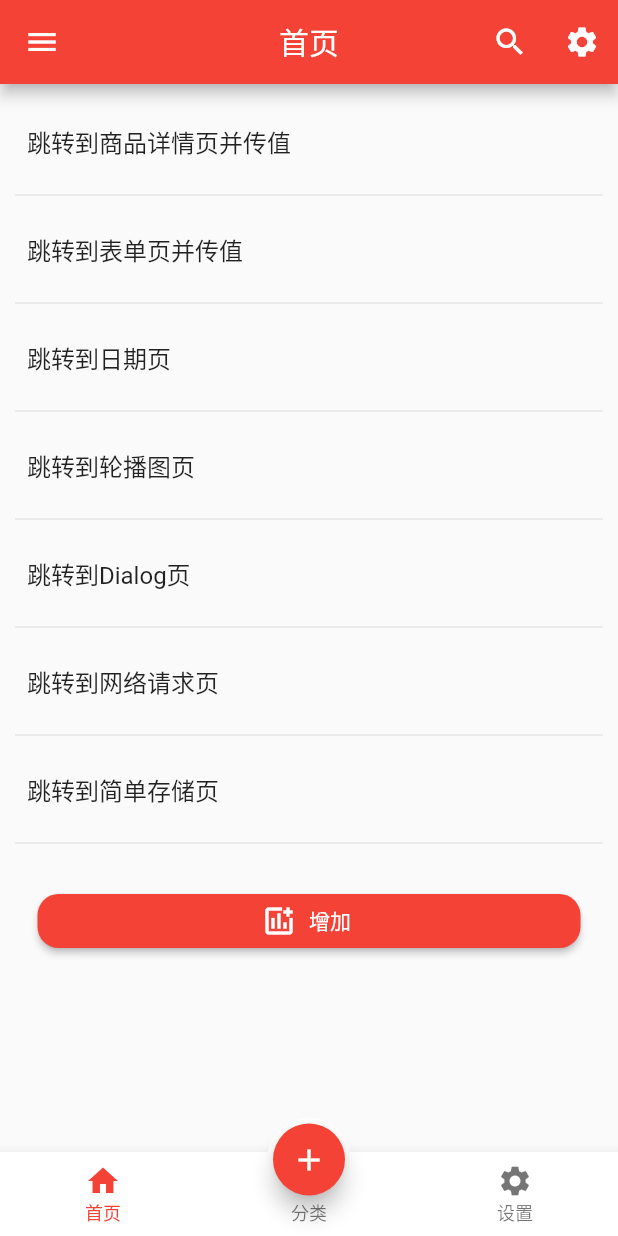
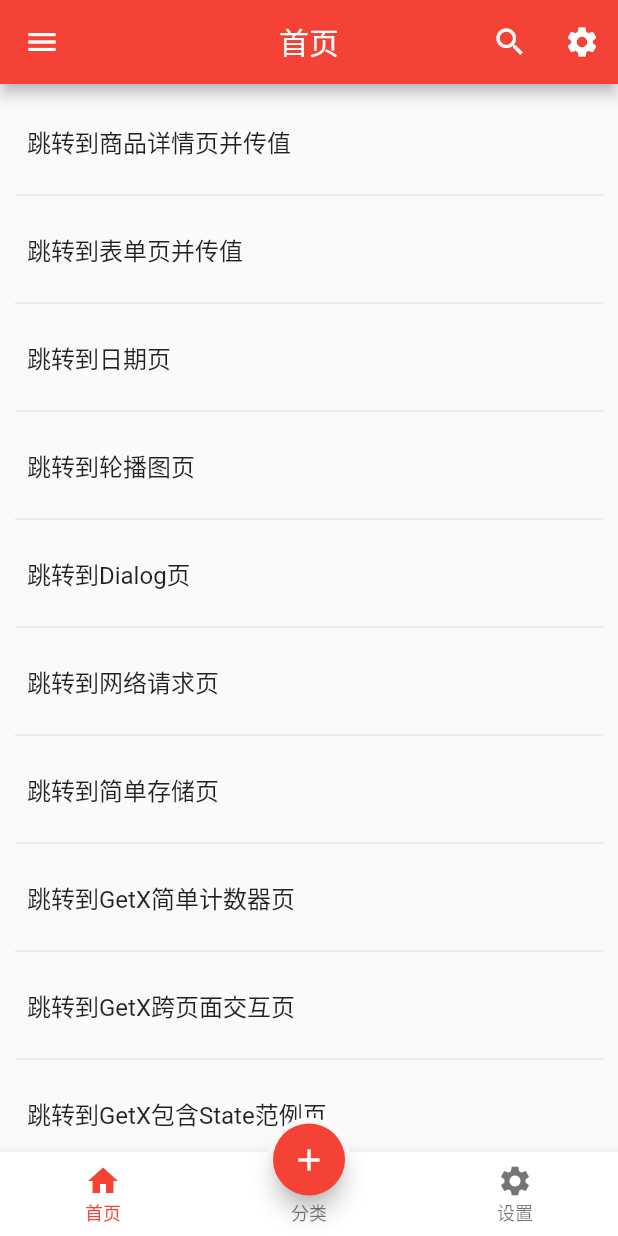
Before and after one commit to Ssiswent/flutter_learning, a Flutter app: the screen it shows after launch, on a phone screen of 412 x 824 dp. Run offline on Flutter 3.47's test engine with Material 2 defaults, Android fonts, the phone set to English and light mode, and no system bars; our stand-ins replace date_format, dio, flutter_datetime_picker, flutter_swiper_null_safety, fluttertoast, get and 2 more; generated files the repository leaves out were written again.

Commit message:
继续深入Get

```diff
--- a/lib/main.dart
+++ b/lib/main.dart
@@ -1,11 +1,16 @@
 import 'package:flutter/material.dart';
 import 'package:flutter_learning/pages/tabs/tabs.dart';
+import 'package:flutter_learning/routes/routes.dart';
 import 'package:flutter_learning/utils/extensions.dart';
+import 'package:flutter_localizations/flutter_localizations.dart';
 import 'package:get/route_manager.dart';
+import 'package:get_storage/get_storage.dart';
 
-import 'package:flutter_localizations/flutter_localizations.dart';
-
-main() => runApp(const MyApp());
+// main() => runApp(const MyApp());
+main() async {
+  await GetStorage.init();
+  runApp(const MyApp());
+}
 
 class MyApp extends StatelessWidget {
   const MyApp({Key? key}) : super(key: key);
@@ -14,6 +19,8 @@ class MyApp extends StatelessWidget {
   Widget build(BuildContext context) {
     return GetMaterialApp(
       // debugShowCheckedModeBanner: false,
+      initialRoute: RouteConfig.main,
+      getPages: RouteConfig.getPages,
       title: 'Material App',
       home: const Tabs(),
       builder: (context, child) => Scaffold(
--- /dev/null
+++ b/lib/pages/other/get_state_counter/logic.dart
@@ -0,0 +1,13 @@
+import 'package:get/get.dart';
+
+import 'state.dart';
+
+class GetStateCounterLogic extends GetxController {
+  final GetStateCounterState state = GetStateCounterState();
+
+  ///自增
+  void increase() {
+    state.count = ++state.count;
+    update();
+  }
+}
--- a/lib/pages/tabs/home.dart
+++ b/lib/pages/tabs/home.dart
@@ -2,11 +2,14 @@ import 'package:flutter/material.dart';
 import 'package:flutter_learning/pages/other/date_picker.dart';
 import 'package:flutter_learning/pages/other/dialog.dart';
 import 'package:flutter_learning/pages/other/form.dart';
+import 'package:flutter_learning/pages/other/get_counter/view.dart';
+import 'package:flutter_learning/pages/other/get_state_counter/view.dart';
 import 'package:flutter_learning/pages/other/get_store.dart';
 import 'package:flutter_learning/pages/other/network_request.dart';
 import 'package:flutter_learning/pages/other/product.dart';
 import 'package:flutter_learning/pages/other/search.dart';
 import 'package:flutter_learning/pages/other/swiper.dart';
+import 'package:flutter_learning/routes/routes.dart';
 import 'package:get/get.dart';
 
 class HomePage extends StatefulWidget {
@@ -109,7 +112,7 @@ class _HomePageState extends State<HomePage> {
             borderRadius: BorderRadius.circular(8),
           ),
           title: const Text("跳转到网络请求页"),
-          onTap: () => Get.to(() => const NetworkRequstPage()),
+          onTap: () => Get.to(() => const NetworkRequestPage()),
         ),
         const Divider(),
         ListTile(
@@ -121,6 +124,33 @@ class _HomePageState extends State<HomePage> {
           onTap: () => Get.to(() => const GetStorePage()),
         ),
         const Divider(),
+        ListTile(
+          contentPadding: const EdgeInsets.fromLTRB(8, 0, 8, 0),
+          shape: RoundedRectangleBorder(
+            borderRadius: BorderRadius.circular(8),
+          ),
+          title: const Text("跳转到GetX简单计数器页"),
+          onTap: () => Get.to(() => GetCounterPage()),
+        ),
+        const Divider(),
+        ListTile(
+          contentPadding: const EdgeInsets.fromLTRB(8, 0, 8, 0),
+          shape: RoundedRectangleBorder(
+            borderRadius: BorderRadius.circular(8),
+          ),
+          title: const Text("跳转到GetX跨页面交互页"),
+          onTap: () => Get.toNamed(RouteConfig.getJumpOne),
+        ),
+        const Divider(),
+        ListTile(
+          contentPadding: const EdgeInsets.fromLTRB(8, 0, 8, 0),
+          shape: RoundedRectangleBorder(
+            borderRadius: BorderRadius.circular(8),
+          ),
+          title: const Text("跳转到GetX包含State范例页"),
+          onTap: () => Get.to(() => GetStateCounterPage()),
+        ),
+        const Divider(),
         Column(
           children: list.map((e) => ListTile(title: e)).toList(),
         ),
@@ -129,8 +159,7 @@ class _HomePageState extends State<HomePage> {
           padding: const EdgeInsets.fromLTRB(15, 0, 15, 0),
           child: ElevatedButton.icon(
             style: ButtonStyle(
-                shape: MaterialStateProperty.all(RoundedRectangleBorder(
-                    borderRadius: BorderRadius.circular(14)))),
+                shape: MaterialStateProperty.all(RoundedRectangleBorder(borderRadius: BorderRadius.circular(14)))),
             label: const Text("增加"),
             icon: const Icon(Icons.add_chart_outlined),
             onPressed: () {
@@ -155,8 +184,7 @@ class _HomePageState extends State<HomePage> {
     return Card(
       clipBehavior: Clip.antiAlias,
       elevation: 15,
-      shape: const RoundedRectangleBorder(
-          borderRadius: BorderRadius.all(Radius.circular(14))),
+      shape: const RoundedRectangleBorder(borderRadius: BorderRadius.all(Radius.circular(14))),
       child: Column(
         children: [
           AspectRatio(
@@ -167,8 +195,7 @@ class _HomePageState extends State<HomePage> {
             ),
           ),
           const ListTile(
-            leading:
-                CircleAvatar(backgroundImage: AssetImage("images/img1.jpeg")),
+            leading: CircleAvatar(backgroundImage: AssetImage("images/img1.jpeg")),
             title: Text("标题"),
             subtitle: Text("详情"),
           )
--- /dev/null
+++ b/lib/routes/routes.dart
@@ -0,0 +1,20 @@
+import 'package:flutter_learning/pages/other/get_jump/get_jump_one/view.dart';
+import 'package:flutter_learning/pages/other/get_jump/get_jump_two/view.dart';
+import 'package:flutter_learning/pages/tabs/tabs.dart';
+import 'package:get/get.dart';
+
+class RouteConfig {
+  /// 主页面
+  static const String main = "/";
+
+  /// GetX跨页面交互
+  static const String getJumpOne = "/jumpOne";
+  static const String getJumpTwo = "/jumpOne/jumpTwo";
+
+  /// 别名映射页面
+  static final List<GetPage> getPages = [
+    GetPage(name: main, page: () => const Tabs()),
+    GetPage(name: getJumpOne, page: () => GetJumpOnePage()),
+    GetPage(name: getJumpTwo, page: () => GetJumpTwoPage()),
+  ];
+}
--- a/pubspec.yaml
+++ b/pubspec.yaml
@@ -45,7 +45,7 @@ dependencies:
   retrofit: ^2.0.1
   # logger: any
   get: ^4.3.8
-  # get_storage: ^2.0.3
+  get_storage: ^2.0.3
   flutter_datetime_picker:
     git:
       url: https://github.com/Realank/flutter_datetime_picker.git
```
Also changed, not shown: lib/pages/other/get_counter/logic.dart (added, +11 -0 lines), lib/pages/other/get_counter/view.dart (added, +34 -0 lines), lib/pages/other/get_jump/get_jump_one/logic.dart (added, +16 -0 lines), lib/pages/other/get_jump/get_jump_one/view.dart (added, +31 -0 lines), lib/pages/other/get_jump/get_jump_two/logic.dart (added, +22 -0 lines), lib/pages/other/get_jump/get_jump_two/view.dart (added, +53 -0 lines), lib/pages/other/get_state_counter/state.dart (added, +7 -0 lines), lib/pages/other/get_state_counter/view.dart (added, +32 -0 lines), lib/pages/other/get_store.dart (+11 -6 lines), lib/pages/other/network_request.dart (+9 -13 lines), lib/pages/other/test.dart (added, +40 -0 lines), pubspec.lock, 1 other file.
